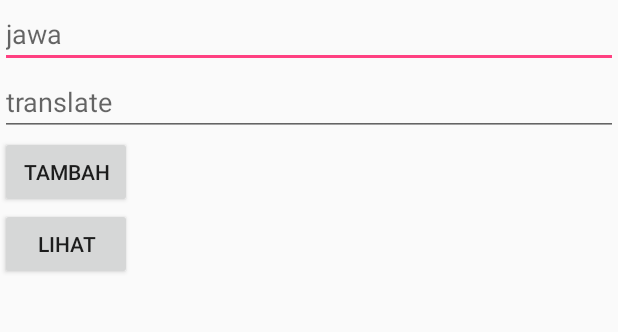
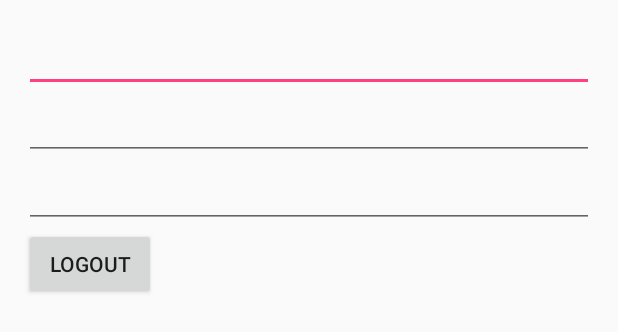
Before and after one commit to aldyrama/pepak-jawa, an Android app: the layout activity_account.xml on its own in the app's theme, with its tools: preview values and no code run, on a phone screen of 412 x 824 dp. Shown: the top 332 px of the screen. Run offline under Robolectric (Android 15) with nearby library versions, the light colour scheme and no system bars.

Commit message:
Create AccountActivity

```diff
--- a/app/src/main/res/layout/activity_input.xml
+++ b/app/src/main/res/layout/activity_account.xml
@@ -4,28 +4,26 @@
     xmlns:tools="http://schemas.android.com/tools"
     android:layout_width="match_parent"
     android:layout_height="match_parent"
-    tools:context=".InputActivity"
+    android:padding="16dp"
+    tools:context=".AccountActivity"
     android:orientation="vertical">
+    <EditText
+        android:id="@+id/name_edittext"
+        android:layout_width="match_parent"
+        android:layout_height="wrap_content"/>
+    <EditText
+        android:id="@+id/email_edittext"
+        android:layout_width="match_parent"
+        android:layout_height="wrap_content"/>
+    <EditText
+        android:id="@+id/password_edittext"
+        android:layout_width="match_parent"
+        android:layout_height="wrap_content"/>
 
-    <EditText
-        android:id="@+id/jawa"
-        android:layout_width="match_parent"
-        android:layout_height="wrap_content"
-        android:hint="jawa"/>
-    <EditText
-        android:id="@+id/transalate"
-        android:layout_width="match_parent"
-        android:layout_height="wrap_content"
-        android:hint="translate"/>
     <Button
-        android:id="@+id/tambah"
+        android:id="@+id/out"
         android:layout_width="wrap_content"
         android:layout_height="wrap_content"
-        android:text="tambah"/>
-    <Button
-        android:id="@+id/lihat"
-        android:layout_width="wrap_content"
-        android:layout_height="wrap_content"
-        android:text="lihat"/>
+        android:text="logout"/>
 
 </LinearLayout>
--- a/app/src/main/res/layout/activity_main.xml
+++ b/app/src/main/res/layout/activity_main.xml
@@ -22,7 +22,7 @@
             <TextView
                 android:layout_width="match_parent"
                 android:layout_height="260dp"
-                android:background="@drawable/banner"
+                android:background="#000"
                 android:gravity="bottom"
                 android:paddingBottom="5dp"
                 android:text="PEPAK DASHBOARD"
@@ -349,8 +349,7 @@
                         android:text="Games"
                         android:textAlignment="center"
                         android:textColor="@color/colorWhite"
-                        android:textSize="18sp"
-                        android:onClick="input"/>
+                        android:textSize="18sp"/>
 
                 </LinearLayout>
 
```
Also changed, not shown: app/src/main/AndroidManifest.xml (+6 -1 lines), app/src/main/java/org/d3ifcool/pepakjawa/AccountActivity.java (added, +46 -0 lines), app/src/main/java/org/d3ifcool/pepakjawa/InputActivity.java (deleted, +0 -114 lines), app/src/main/java/org/d3ifcool/pepakjawa/LihatActivity.java (deleted, +0 -34 lines), app/src/main/java/org/d3ifcool/pepakjawa/LoginActivity.java (+22 -2 lines), app/src/main/java/org/d3ifcool/pepakjawa/MainActivity.java (+38 -24 lines), app/src/main/res/layout/activity_lihat.xml (deleted, +0 -9 lines), app/src/main/res/menu/menu_account.xml (added, +8 -0 lines).
